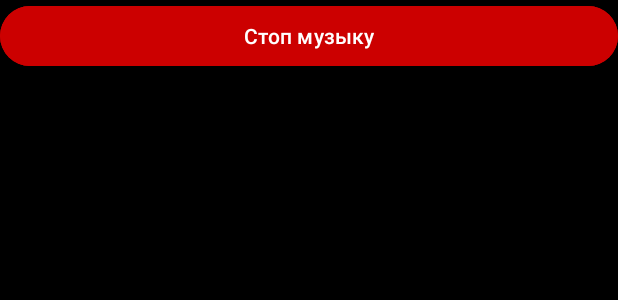
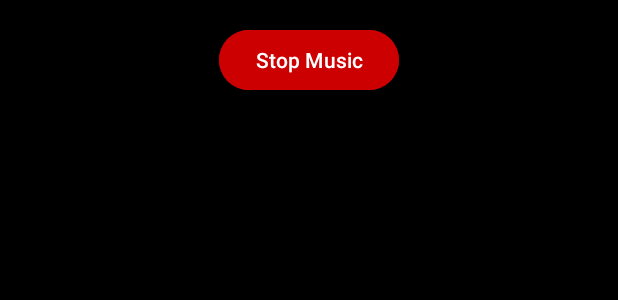
Before and after one commit to Kamilakadze/AS_lab9, an Android app: the layout activity_playlist.xml on its own in the app's theme, with its tools: preview values and no code run, on a phone screen of 412 x 824 dp. Shown: the top 300 px of the screen. Run offline under Robolectric (Android 15) with nearby library versions, the phone set to English and light mode, and no system bars.

Commit message:
commit 11

```diff
--- a/app/src/main/java/com/example/lab9/utils/FileHelper.java
+++ b/app/src/main/java/com/example/lab9/utils/FileHelper.java
@@ -16,7 +16,7 @@ public class FileHelper {
         List<Song> songList = new ArrayList<>();
 
         try {
-            InputStream is = context.getAssets().open("songs.txt");
+            InputStream is = context.getAssets().open("song.txt");
             BufferedReader reader = new BufferedReader(new InputStreamReader(is));
 
             String line;
--- a/app/src/main/res/layout/activity_playlist.xml
+++ b/app/src/main/res/layout/activity_playlist.xml
@@ -8,11 +8,13 @@
 
     <Button
         android:id="@+id/btn_stop_music"
-        android:layout_width="match_parent"
+        android:layout_width="wrap_content"
         android:layout_height="wrap_content"
-        android:text="Стоп музыку"
-        android:backgroundTint="@android:color/holo_red_dark"
-        android:textColor="@android:color/white"/>
+        android:text="Stop Music"
+        android:layout_gravity="center_horizontal"
+        android:layout_margin="16dp"
+        android:textColor="@android:color/white"
+        android:backgroundTint="@android:color/holo_red_dark"/>
 
     <androidx.recyclerview.widget.RecyclerView
         android:id="@+id/playlist_recycler_view"
--- a/app/src/main/res/menu/bottom_nav_menu.xml
+++ b/app/src/main/res/menu/bottom_nav_menu.xml
@@ -1,5 +1,6 @@
 <?xml version="1.0" encoding="utf-8"?>
 <menu xmlns:android="http://schemas.android.com/apk/res/android">
+
     <item
         android:id="@+id/menu_home"
         android:icon="@android:drawable/ic_menu_view"
@@ -14,4 +15,5 @@
         android:id="@+id/menu_library"
         android:icon="@android:drawable/ic_menu_agenda"
         android:title="Library" />
+
 </menu>
```
Also changed, not shown: app/src/main/AndroidManifest.xml (+19 -11 lines), app/src/main/java/com/example/lab9/activities/HomeActivity.java (+12 -10 lines), app/src/main/res/layout/activity_home.xml (+14 -4 lines), app/src/main/res/values/colors.xml (+7 -2 lines), 5 other files.
